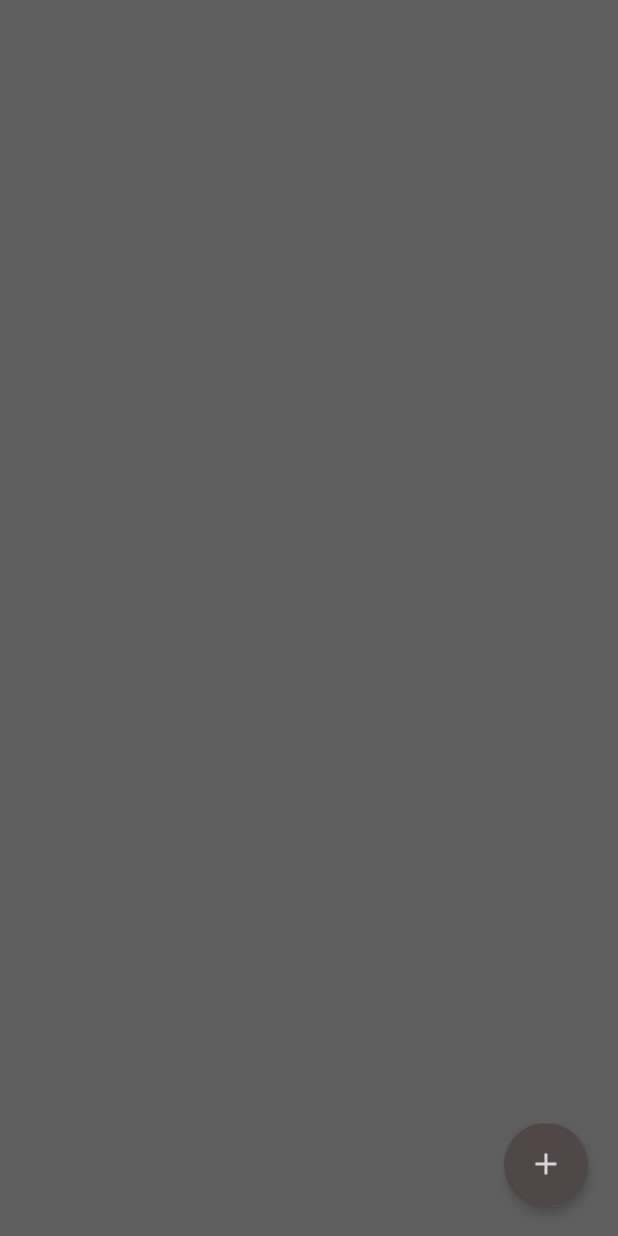
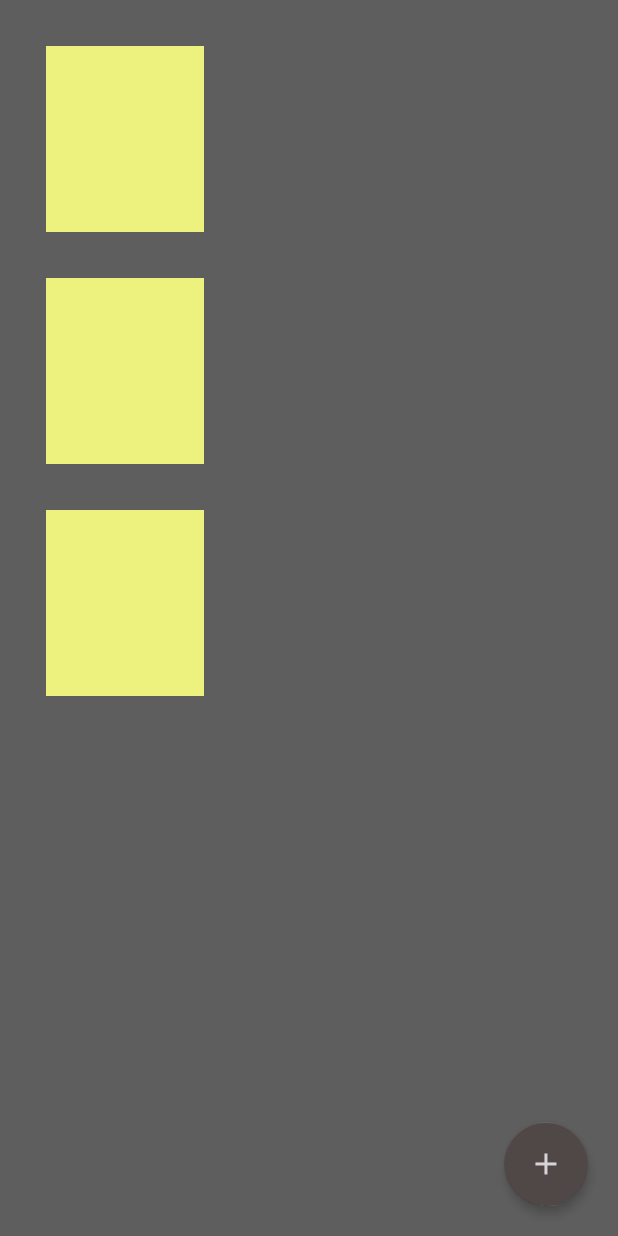
Before and after one commit to AhmedTeleb96/RequestNotes, an Android app: the layout activity_home_.xml on its own in the app's theme, with its tools: preview values and no code run, on a phone screen of 412 x 824 dp. Run offline under Robolectric (Android 15) with nearby library versions, the phone set to English and light mode, and no system bars.

Commit message:
_ Refactor Home Activity

```diff
--- a/app/src/main/java/com/ahmedteleb/requestnotes/Note.java
+++ b/app/src/main/java/com/ahmedteleb/requestnotes/Note.java
@@ -19,6 +19,11 @@ public class Note
     private String title;
     @ColumnInfo(name = "subject")
     private String subject;
+
+    public Note(String title, String subject) {
+        this.title = title;
+        this.subject = subject;
+    }
 
     public int getNoteId() {
         return NoteId;
--- a/app/src/main/java/com/ahmedteleb/requestnotes/Note_Item_Activity.java
+++ b/app/src/main/java/com/ahmedteleb/requestnotes/Note_Item_Activity.java
@@ -22,8 +22,6 @@ public class Note_Item_Activity extends AppCompatActivity
             "com.ahmedteleb.requestnotes.EXTRA_TITLE";
     public static final String EXTRA_DESCRIPTION =
             "com.ahmedteleb.requestnotes.EXTRA_DESCRIPTION";
-    public static final String EXTRA_PRIORITY =
-            "com.ahmedteleb.requestnotes.EXTRA_PRIORITY";
 
     EditText subject_et ;
     EditText title_et ;
--- a/app/src/main/res/layout/activity_home_.xml
+++ b/app/src/main/res/layout/activity_home_.xml
@@ -7,6 +7,23 @@
     tools:context="com.ahmedteleb.requestnotes.Home_Activity"
     android:background="#5e5e5e"
     >
+
+
+    <androidx.recyclerview.widget.RecyclerView
+        android:layout_width="match_parent"
+        android:layout_height="match_parent"
+        android:id="@+id/list_Notes"
+        android:divider="#a7a7a7"
+        android:dividerHeight="5dp"
+        android:layout_marginLeft="15dp"
+        android:layout_marginRight="15dp"
+        android:layout_marginTop="15dp"
+        android:horizontalSpacing="5dp"
+        android:numColumns="auto_fit"
+        android:verticalSpacing="7dp"
+        tools:listitem="@layout/note_in_grid"
+        />
+
     <com.google.android.material.floatingactionbutton.FloatingActionButton
         android:id="@+id/myFAB"
         android:layout_width="wrap_content"
@@ -20,34 +37,4 @@
         android:src="@drawable/ic_action_add"
         />
 
-    <androidx.recyclerview.widget.RecyclerView
-        android:layout_width="match_parent"
-        android:layout_height="match_parent"
-        android:id="@+id/list_Notes"
-        android:divider="#a7a7a7"
-        android:dividerHeight="5dp"
-        android:layout_marginLeft="15dp"
-        android:layout_marginRight="15dp"
-        android:layout_marginTop="15dp"
-        android:horizontalSpacing="5dp"
-        android:numColumns="auto_fit"
-        android:verticalSpacing="7dp"
-        />
-    <!--
-    <GridView
-
-        android:layout_width="wrap_content"
-        android:layout_height="wrap_content"
-        android:id="@+id/list_Notes"
-        android:divider="#a7a7a7"
-        android:dividerHeight="5dp"
-        android:layout_marginLeft="15dp"
-        android:layout_marginRight="15dp"
-        android:layout_marginTop="15dp"
-        android:horizontalSpacing="5dp"
-        android:numColumns="auto_fit"
-        android:verticalSpacing="7dp"
-        >
-    </GridView>
-    -->
 </RelativeLayout>
```
Also changed, not shown: app/src/main/java/com/ahmedteleb/requestnotes/Home_Activity.java (+16 -60 lines).
